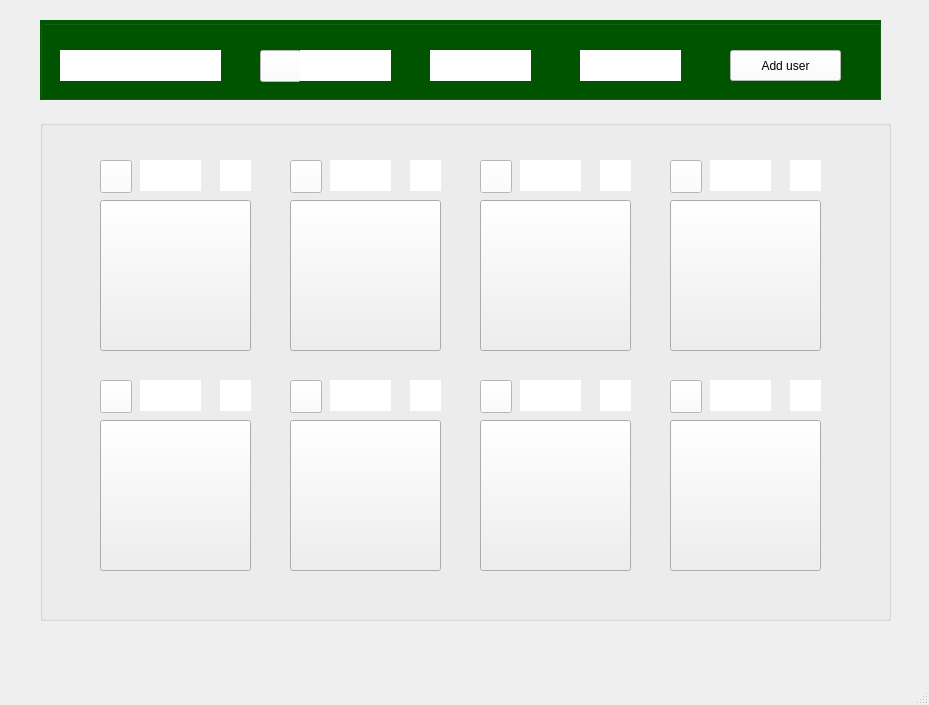
Before: the Qt Designer form gamepage.ui in KiarashDalir2003/FarmManagementProject, drawn with Qt 5.
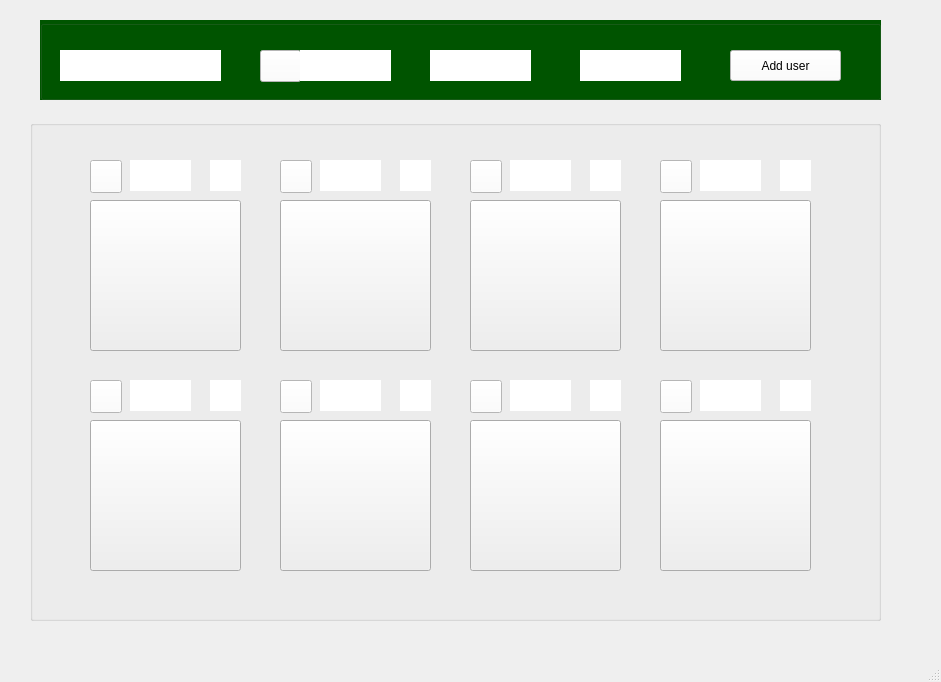
After: the same form once the commit is applied. Icons and pictures are not drawn.

The edit to the form file:
```diff
--- a/gamepage.ui
+++ b/gamepage.ui
@@ -6,8 +6,8 @@
    <rect>
     <x>0</x>
     <y>0</y>
-    <width>929</width>
-    <height>705</height>
+    <width>941</width>
+    <height>682</height>
    </rect>
   </property>
   <property name="windowTitle">
@@ -200,7 +200,7 @@
    <widget class="QGroupBox" name="GameBoardGroupBox">
     <property name="geometry">
      <rect>
-      <x>40</x>
+      <x>30</x>
       <y>120</y>
       <width>851</width>
       <height>501</height>
```
Left out of the diff: 8 changed lines with no effect on the pictures.
